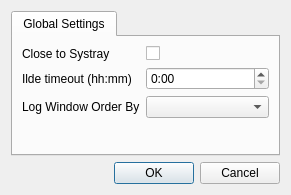
This is djon/view/dialogsettings.ui in crossleyjuan/djon as Qt 5 draws it before an edit. The edited form follows.
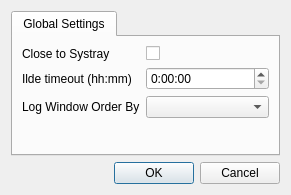
This is the edited form.

Commit message: Feature: TrackControl Window final implementation.

The edit to the form file:
```diff
--- a/djon/view/dialogsettings.ui
+++ b/djon/view/dialogsettings.ui
@@ -63,7 +63,7 @@
          <item row="1" column="1">
           <widget class="QTimeEdit" name="idleTimeOut">
            <property name="displayFormat">
-            <string>h:mm</string>
+            <string>h:mm:ss</string>
            </property>
           </widget>
          </item>
```
The commit also changes 5 other files.
